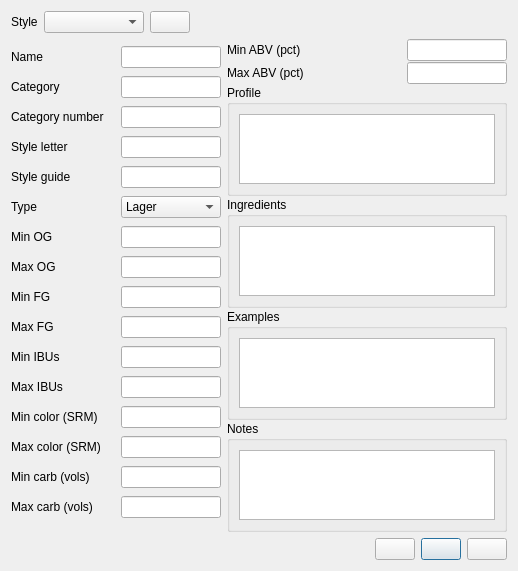
This is ui/styleEditor.ui in Brewtarget/brewtarget as Qt 5 draws it before an edit. The edited form follows.
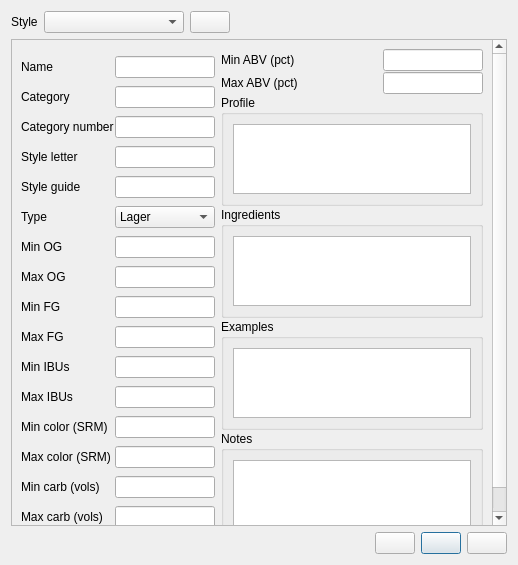
This is the edited form. Icons and pictures are not drawn. Custom widgets are drawn as their Qt base class.

Commit message: Added MaltinessWidgetPlugin. Made a StyleListModel in place of StyleComboBox. Added pstdint.h for portable integer types. Added a good way to pass around pointers in QVariants.

```diff
--- a/ui/styleEditor.ui
+++ b/ui/styleEditor.ui
@@ -7,7 +7,7 @@
     <x>0</x>
     <y>0</y>
     <width>518</width>
-    <height>559</height>
+    <height>565</height>
    </rect>
   </property>
   <property name="windowTitle">
@@ -24,21 +24,15 @@
       </widget>
      </item>
      <item>
-      <widget class="StyleComboBox" name="styleComboBox">
-       <property name="sizePolicy">
-        <sizepolicy hsizetype="Maximum" vsizetype="Fixed">
-         <horstretch>0</horstretch>
-         <verstretch>0</verstretch>
-        </sizepolicy>
-       </property>
+      <widget class="QComboBox" name="styleComboBox">
        <property name="minimumSize">
         <size>
-         <width>100</width>
+         <width>140</width>
          <height>0</height>
         </size>
        </property>
-       <property name="toolTip">
-        <string>Style</string>
+       <property name="sizeAdjustPolicy">
+        <enum>QComboBox::AdjustToContents</enum>
        </property>
       </widget>
      </item>
@@ -75,6 +69,21 @@
     </layout>
    </item>
    <item>
+    <widget class="QScrollArea" name="scrollArea">
+     <property name="widgetResizable">
+      <bool>true</bool>
+     </property>
+     <widget class="QWidget" name="scrollAreaWidgetContents">
+      <property name="geometry">
+       <rect>
+        <x>0</x>
+        <y>0</y>
+        <width>486</width>
+        <height>503</height>
+       </rect>
+      </property>
+      <layout class="QVBoxLayout" name="verticalLayout_8">
+       <item>
     <layout class="QHBoxLayout" name="horizontalLayout_21">
      <item>
       <layout class="QVBoxLayout" name="verticalLayout_6">
@@ -921,6 +930,10 @@
      </item>
     </layout>
    </item>
+      </layout>
+     </widget>
+    </widget>
+   </item>
    <item>
     <layout class="QHBoxLayout" name="horizontalLayout_20">
      <item>
@@ -994,13 +1007,6 @@
    </item>
   </layout>
  </widget>
- <customwidgets>
-  <customwidget>
-   <class>StyleComboBox</class>
-   <extends>QComboBox</extends>
-   <header>StyleComboBox.h</header>
-  </customwidget>
- </customwidgets>
  <resources>
   <include location="../brewtarget.qrc"/>
  </resources>
```
Lines whose indentation alone changed are shown as unchanged. The commit also changes 18 other files.
